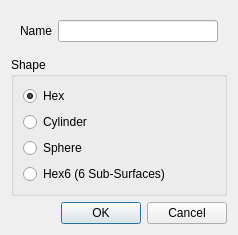
The window that baramMesh/view/geometry/geometry_add_dialog.ui (nextfoam/baram) describes before a commit, drawn with Qt 5.
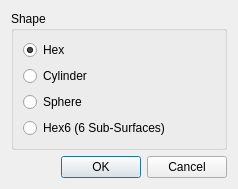
The same window after the commit.

Commit message: Issue #321 Geometry, Region, 설정 Group 추가 시 default 이름 제공

What changed in the file:
```diff
--- a/baramMesh/view/geometry/geometry_add_dialog.ui
+++ b/baramMesh/view/geometry/geometry_add_dialog.ui
@@ -7,29 +7,13 @@
     <x>0</x>
     <y>0</y>
     <width>238</width>
-    <height>228</height>
+    <height>182</height>
    </rect>
   </property>
   <property name="windowTitle">
    <string>Add Geometry</string>
   </property>
   <layout class="QVBoxLayout" name="verticalLayout_2">
-   <item>
-    <widget class="QWidget" name="widget" native="true">
-     <layout class="QFormLayout" name="formLayout">
-      <item row="0" column="0">
-       <widget class="QLabel" name="label">
-        <property name="text">
-         <string>Name</string>
-        </property>
-       </widget>
-      </item>
-      <item row="0" column="1">
-       <widget class="QLineEdit" name="name"/>
-      </item>
-     </layout>
-    </widget>
-   </item>
    <item>
     <widget class="QGroupBox" name="groupBox">
      <property name="title">
```
The commit also changes 7 other files.
